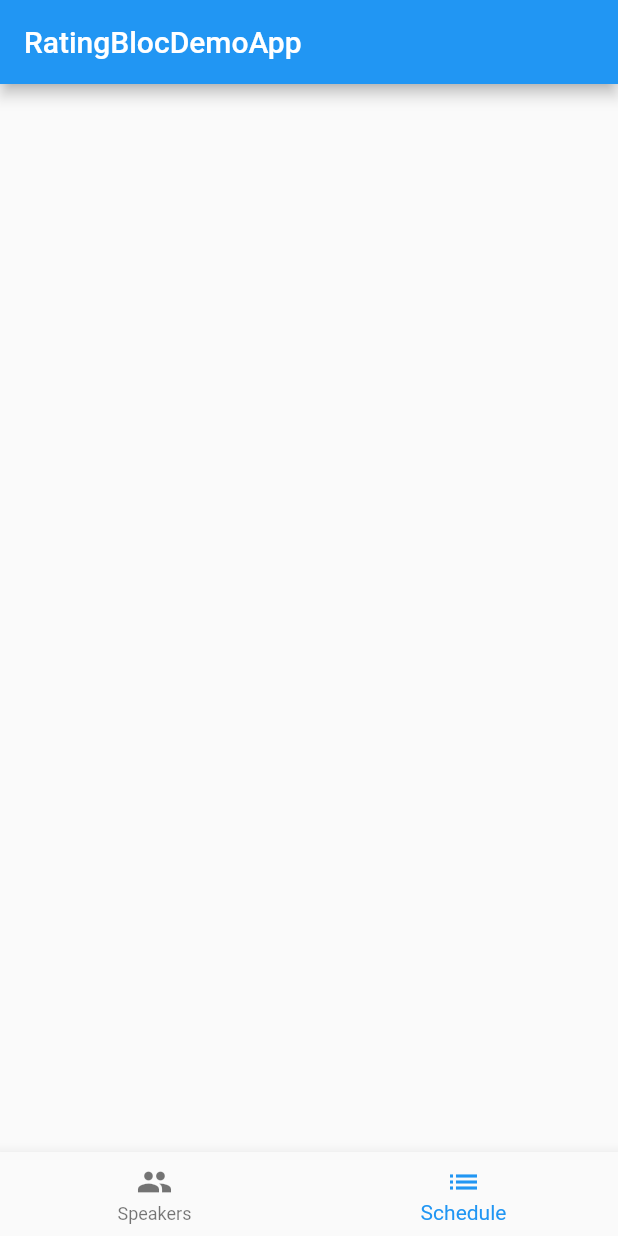
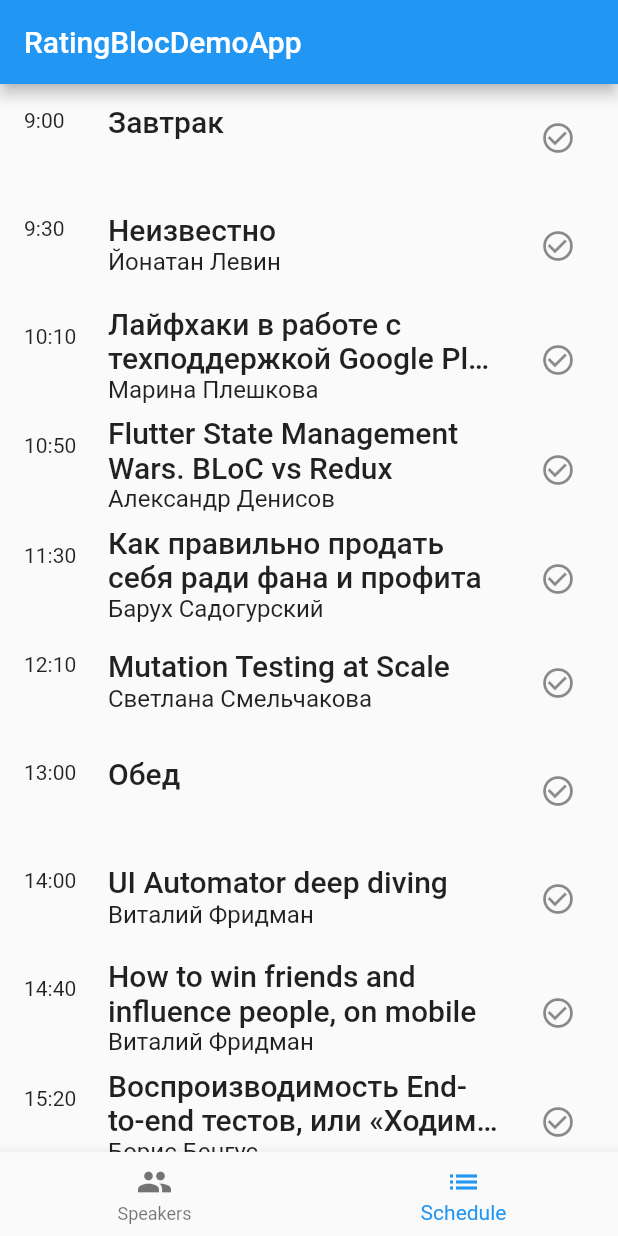
Before and after one commit to DenisovAV/Speakers-Rating-Architecture, a Flutter app: the screen it shows after launch, item 2 of the bottom bar chosen, on a phone screen of 412 x 824 dp. Run offline on Flutter 3.47's test engine with Material 2 defaults, Android fonts, the phone set to English and light mode, and no system bars; our stand-ins replace flutter_rating_bar, flutter_redux, redux.

Commit message:
rating_bloc update

```diff
--- a/rating_bloc/lib/blocs/speakers_bloc.dart
+++ b/rating_bloc/lib/blocs/speakers_bloc.dart
@@ -5,7 +5,7 @@ import 'package:rating_bloc/models/state/speakers_state.dart';
 import 'package:rating_bloc/repository/speakers_repository.dart';
 
 class SpeakersBloc {
-  final ConstSpeakersRepository _speakersRepository;
+  final SpeakersRepository _speakersRepository;
 
   var _currentState = SpeakersState();
 
--- a/rating_bloc/lib/blocs/talks_bloc.dart
+++ b/rating_bloc/lib/blocs/talks_bloc.dart
@@ -5,7 +5,7 @@ import 'package:rating_bloc/models/state/talks_state.dart';
 import 'package:rating_bloc/repository/talks_repository.dart';
 
 class TalksBloc {
-  final ConstTalksRepository _talksRepository;
+  final TalksRepository _talksRepository;
 
   var _currentState = TalksState();
 
--- a/rating_bloc/lib/main.dart
+++ b/rating_bloc/lib/main.dart
@@ -11,8 +11,8 @@ void main() => runApp(RatingBlocApp());
 class RatingBlocApp extends StatelessWidget {
   @override
   Widget build(BuildContext context) {
-    const speakersRepo = const ConstSpeakersRepository();
-    const talksRepo = const ConstTalksRepository(speakersRepo);
+    final speakersRepo = ConstSpeakersRepository();
+    final talksRepo = ConstTalksRepository(speakersRepo);
     final speakersBloc = SpeakersBloc(speakersRepo);
     final talksBloc = TalksBloc(talksRepo);
     return MaterialApp(
--- a/rating_bloc/lib/repository/speakers_repository.dart
+++ b/rating_bloc/lib/repository/speakers_repository.dart
@@ -2,7 +2,7 @@ import 'package:rating_bloc/models/speaker.dart';
 
 abstract class SpeakersRepository {
 
-  const SpeakersRepository();
+  SpeakersRepository();
 
   Future<List<Speaker>> getSpeakers();
 
@@ -12,7 +12,7 @@ abstract class SpeakersRepository {
 }
 
 class ConstSpeakersRepository extends SpeakersRepository{
-  const ConstSpeakersRepository();
+  ConstSpeakersRepository();
 
   static const _allSpeakers = <Speaker>[
     Speaker(0, 'Йонатан Левин', topic: 'Неизвестно', rating: 4),
--- a/rating_bloc/lib/repository/talks_repository.dart
+++ b/rating_bloc/lib/repository/talks_repository.dart
@@ -4,7 +4,7 @@ import 'dart:async';
 
 abstract class TalksRepository {
 
-  const TalksRepository();
+  TalksRepository();
 
   Future<List<ScheduledTalk>> getTalks();
 
@@ -17,9 +17,9 @@ abstract class TalksRepository {
 
 class ConstTalksRepository extends TalksRepository{
   final ConstSpeakersRepository _speakersRepository;
-  final _allTalks = const <ScheduledTalk>[];
+  final _allTalks = <ScheduledTalk>[];
 
-  const ConstTalksRepository(this._speakersRepository);
+  ConstTalksRepository(this._speakersRepository);
 
   Future<List<ScheduledTalk>> _initializeTalks() async {
     _allTalks.addAll([
```
Also changed, not shown: 1 other file.
